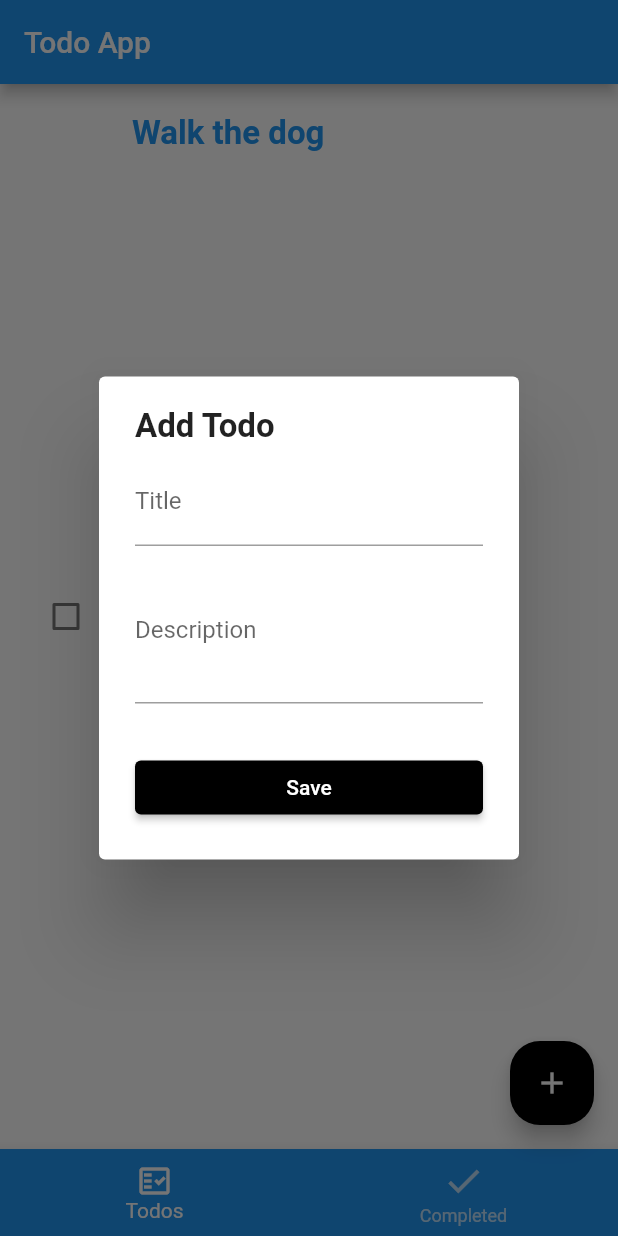
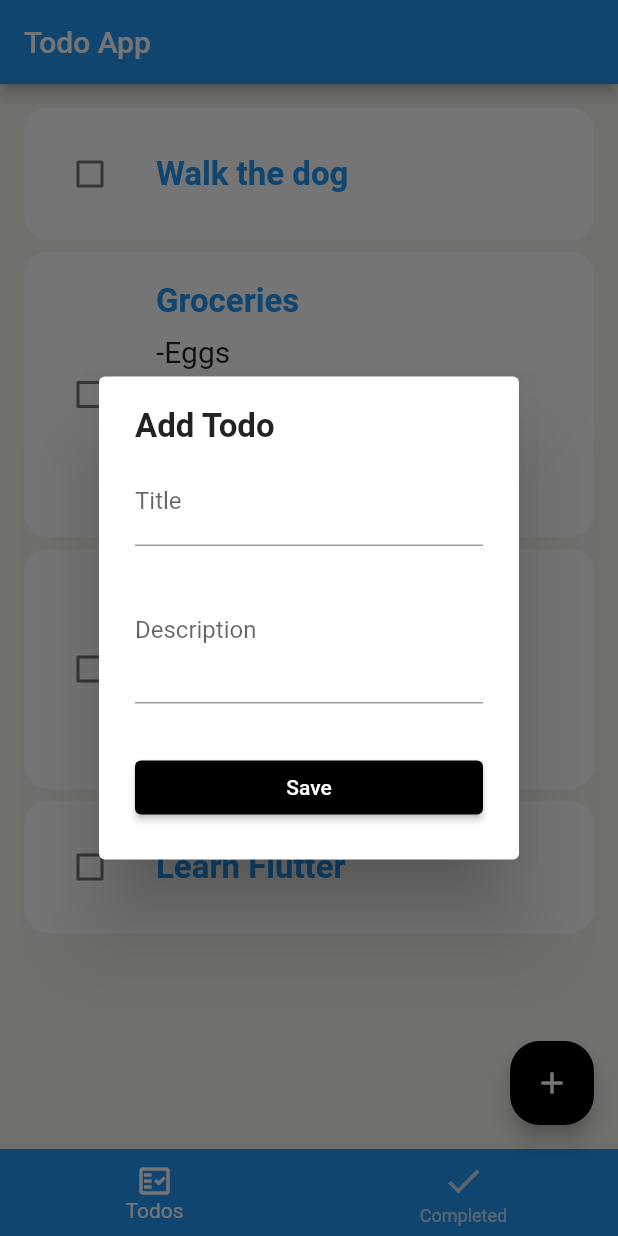
Before and after one commit to tejasrajanna/Flutter_todo, a Flutter app: the screen it shows after launch, after a tap on the "add" icon, on a phone screen of 412 x 824 dp. Run offline on Flutter 3.47's test engine with Material 2 defaults, Android fonts, the phone set to English and light mode, and no system bars; drawn by our look-alikes of flutter_slidable.

Commit message:
provider added

```diff
--- a/lib/provider/todos.dart
+++ b/lib/provider/todos.dart
@@ -1,5 +1,30 @@
 import 'package:flutter/cupertino.dart';
+import 'package:todo/model/todo.dart';
 
-class TodosProvider extends ChangeNotifier{
+class TodosProvider extends ChangeNotifier {
+  List<Todo> _todos = [
+    Todo(
+      createdTime: DateTime.now(),
+      title: 'Walk the dog',
+    ),
+    Todo(createdTime: DateTime.now(), title: 'Groceries',
+    description: '''
+-Eggs
+-Milk
+-Bread
+-Flour'''),
+    Todo(
+        createdTime: DateTime.now(),
+        title: 'Exercise',
+        description: '''
+-Push ups
+-Treadmill
+-Cycling'''),
+    Todo(
+      createdTime: DateTime.now(),
+      title: 'Learn Flutter',
+    ),
+  ];
 
+  List<Todo> get todos => _todos.where((todo) => todo.isDone == false).toList();
 }
--- a/lib/widget/todo_list_widget.dart
+++ b/lib/widget/todo_list_widget.dart
@@ -1,17 +1,32 @@
 import 'package:flutter/material.dart';
-import 'package:todo/model/todo.dart';
+import 'package:provider/provider.dart';
+import 'package:todo/provider/todos.dart';
 import 'package:todo/widget/todo_widget.dart';
 
 class TodoListWidget extends StatelessWidget {
-  const TodoListWidget({ Key? key }) : super(key: key);
+  const TodoListWidget({Key? key}) : super(key: key);
 
   @override
   Widget build(BuildContext context) {
-    return TodoWidget(
-      todo: Todo(
-        createdTime: DateTime.now(),
-        title: 'Walk the dog',
-        )
-    );
+    final provider = Provider.of<TodosProvider>(context);
+    final todos = provider.todos;
+
+    return todos.isEmpty
+        ? Center(
+            child: Text(
+              'No todos.',
+              style: TextStyle(fontSize: 20),
+            ),
+          )
+        : ListView.separated(
+      physics: BouncingScrollPhysics(),
+      padding: EdgeInsets.all(16),
+      separatorBuilder: (context, index) => Container(height: 8,),
+        itemBuilder: (context, index) {
+          final todo = todos[index];
+          return TodoWidget(todo: todo);
+        },
+        itemCount: todos.length
+        );
   }
 }
--- a/lib/widget/todo_widget.dart
+++ b/lib/widget/todo_widget.dart
@@ -11,7 +11,9 @@ class TodoWidget extends StatelessWidget {
 
   @override
   Widget build(BuildContext context) {
-    return Slidable(
+    return ClipRRect(
+      borderRadius: BorderRadius.circular(16),
+      child: Slidable(
         key: Key(todo.id),
         child: buildTodo(context),
         actionPane: SlidableDrawerActionPane(),
@@ -31,6 +33,7 @@ class TodoWidget extends StatelessWidget {
             icon: Icons.delete,
           )
         ],
+      ),
     );
   }
 
```
Lines whose indentation alone changed are shown as unchanged.
